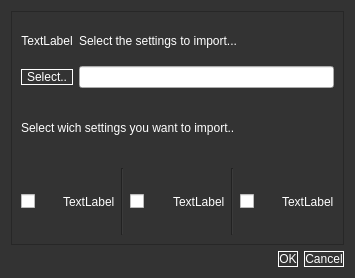
Before: the Qt Designer form Ui/importsettingsqt.ui in Vazquinhos/CatalunyaCircuit, drawn with Qt 5.
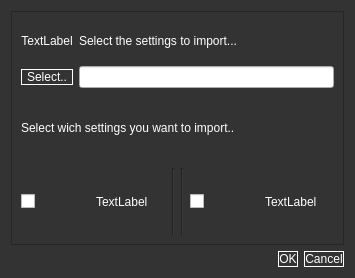
After: the same form once the commit is applied.

Commit message: Añadido el menu, en la mainwindow, se oculta/desoculta con la key M( de menu XD). Eliminada la ventana de lights, "eliminado la opcion de importar/exportar luces)

The edit to the form file:
```diff
--- a/Ui/importsettingsqt.ui
+++ b/Ui/importsettingsqt.ui
@@ -114,20 +114,6 @@
           </property>
          </widget>
         </item>
-        <item>
-         <widget class="QCheckBox" name="light_chk">
-          <property name="text">
-           <string/>
-          </property>
-         </widget>
-        </item>
-        <item>
-         <widget class="QLabel" name="light_icon">
-          <property name="text">
-           <string>TextLabel</string>
-          </property>
-         </widget>
-        </item>
         <item>
          <widget class="Line" name="line_3">
           <property name="orientation">
```
The commit also changes 20 other files.
